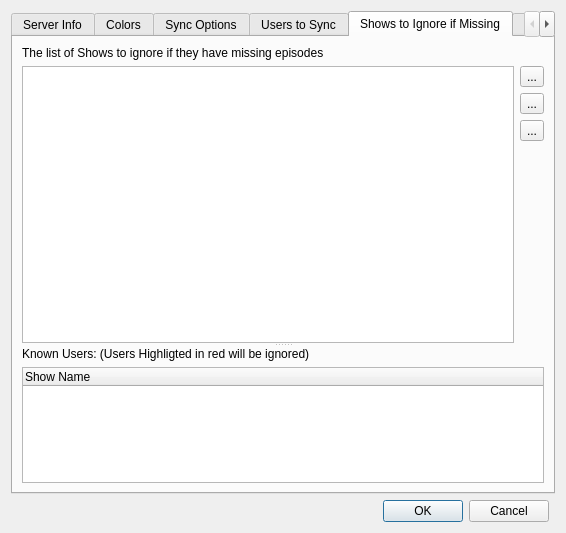
This is UI/SettingsDlg.ui in towel42-com/EmbySync as Qt 5 draws it before an edit. The edited form follows.
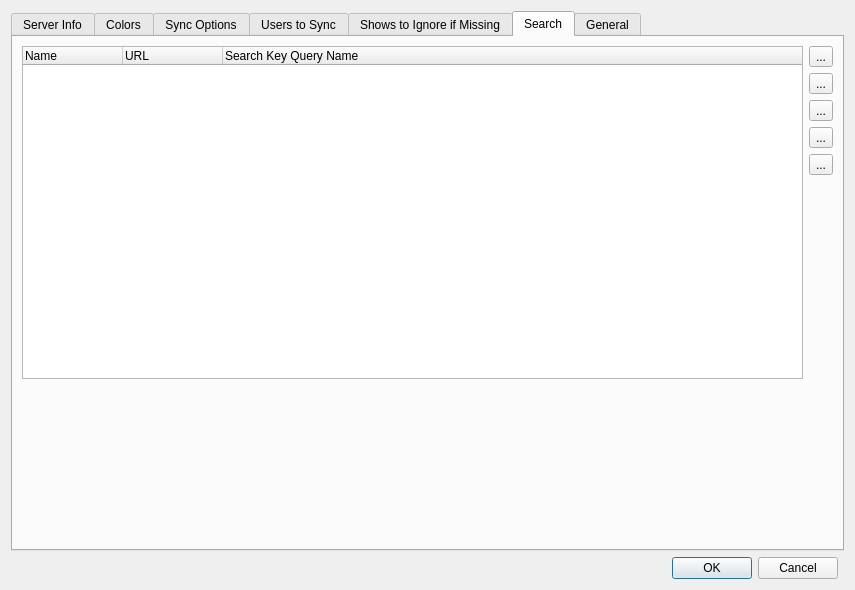
This is the edited form. Icons and pictures are not drawn.

Commit message: Support for Search Servers being a setting

```diff
--- a/UI/SettingsDlg.ui
+++ b/UI/SettingsDlg.ui
@@ -6,8 +6,8 @@
    <rect>
     <x>0</x>
     <y>0</y>
-    <width>566</width>
-    <height>533</height>
+    <width>855</width>
+    <height>590</height>
    </rect>
   </property>
   <property name="windowTitle">
@@ -17,7 +17,7 @@
    <item row="2" column="0" colspan="2">
     <widget class="QTabWidget" name="tabWidget">
      <property name="currentIndex">
-      <number>4</number>
+      <number>5</number>
      </property>
      <widget class="QWidget" name="serversTab">
       <attribute name="title">
@@ -593,6 +593,129 @@
        </item>
       </layout>
      </widget>
+     <widget class="QWidget" name="searchTab">
+      <attribute name="title">
+       <string>Search</string>
+      </attribute>
+      <layout class="QGridLayout" name="gridLayout_7">
+       <item row="0" column="0" rowspan="6" colspan="2">
+        <widget class="QTreeWidget" name="searchServers">
+         <property name="alternatingRowColors">
+          <bool>true</bool>
+         </property>
+         <property name="rootIsDecorated">
+          <bool>false</bool>
+         </property>
+         <property name="expandsOnDoubleClick">
+          <bool>false</bool>
+         </property>
+         <column>
+          <property name="text">
+           <string>Name</string>
+          </property>
+         </column>
+         <column>
+          <property name="text">
+           <string>URL</string>
+          </property>
+         </column>
+         <column>
+          <property name="text">
+           <string>Search Key Query Name</string>
+          </property>
+         </column>
+        </widget>
+       </item>
+       <item row="0" column="2">
+        <widget class="QToolButton" name="addSearchServer">
+         <property name="text">
+          <string>...</string>
+         </property>
+         <property name="icon">
+          <iconset resource="../SABUtils/resources/SABUtils.qrc">
+           <normaloff>:/SABUtilsResources/add.png</normaloff>:/SABUtilsResources/add.png</iconset>
+         </property>
+        </widget>
+       </item>
+       <item row="1" column="2">
+        <widget class="QToolButton" name="delSearchServer">
+         <property name="text">
+          <string>...</string>
+         </property>
+         <property name="icon">
+          <iconset resource="../SABUtils/resources/SABUtils.qrc">
+           <normaloff>:/SABUtilsResources/delete.png</normaloff>:/SABUtilsResources/delete.png</iconset>
+         </property>
+        </widget>
+       </item>
+       <item row="2" column="2">
+        <widget class="QToolButton" name="editSearchServer">
+         <property name="text">
+          <string>...</string>
+         </property>
+         <property name="icon">
+          <iconset resource="../SABUtils/resources/SABUtils.qrc">
+           <normaloff>:/SABUtilsResources/edit.png</normaloff>:/SABUtilsResources/edit.png</iconset>
+         </property>
+        </widget>
+       </item>
+       <item row="3" column="2">
+        <widget class="QToolButton" name="moveSearchServerUp">
+         <property name="text">
+          <string>...</string>
+         </property>
+         <property name="icon">
+          <iconset resource="EmbySync.qrc">
+           <normaloff>:/resources/moveup.png</normaloff>:/resources/moveup.png</iconset>
+         </property>
+        </widget>
+       </item>
+       <item row="4" column="2">
+        <widget class="QToolButton" name="moveSearchServerDown">
+         <property name="text">
+          <string>...</string>
+         </property>
+         <property name="icon">
+          <iconset resource="EmbySync.qrc">
+           <normaloff>:/resources/movedown.png</normaloff>:/resources/movedown.png</iconset>
+         </property>
+        </widget>
+       </item>
+       <item row="5" column="2">
+        <spacer name="verticalSpacer_7">
+         <property name="orientation">
+          <enum>Qt::Vertical</enum>
+         </property>
+         <property name="sizeHint" stdset="0">
+          <size>
+           <width>20</width>
+           <height>204</height>
+          </size>
+         </property>
+        </spacer>
+       </item>
+       <item row="6" column="0">
+        <spacer name="verticalSpacer_9">
+         <property name="orientation">
+          <enum>Qt::Vertical</enum>
+         </property>
+         <property name="sizeHint" stdset="0">
+          <size>
+           <width>20</width>
+           <height>86</height>
+          </size>
+         </property>
+        </spacer>
+       </item>
+       <item row="7" column="1" colspan="2">
+        <widget class="QDialogButtonBox" name="searchServerTestButtonBox">
+         <property name="standardButtons">
+          <set>QDialogButtonBox::NoButton</set>
+         </property>
+        </widget>
+       </item>
+      </layout>
+     </widget>
      <widget class="QWidget" name="generalTab">
       <attribute name="title">
        <string>General</string>
```
Left out of the diff: 200 changed lines with no effect on the pictures. The commit also changes 17 other files.
